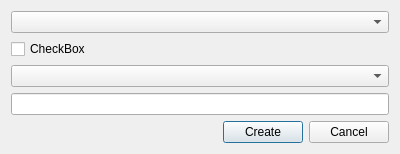
SoftwareprojektGameEngine/GEENIE, file GEENIE/addcomponentdialog.ui: the form before one commit.
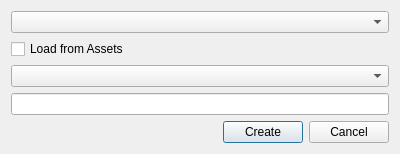
The form after the commit.

Patch:
```diff
--- a/GEENIE/addcomponentdialog.ui
+++ b/GEENIE/addcomponentdialog.ui
@@ -7,7 +7,7 @@
     <x>0</x>
     <y>0</y>
     <width>400</width>
-    <height>144</height>
+    <height>150</height>
    </rect>
   </property>
   <property name="windowTitle">
@@ -20,7 +20,7 @@
    <item>
     <widget class="QCheckBox" name="checkBox">
      <property name="text">
-      <string>CheckBox</string>
+      <string>Load from Assets</string>
      </property>
     </widget>
    </item>
```
